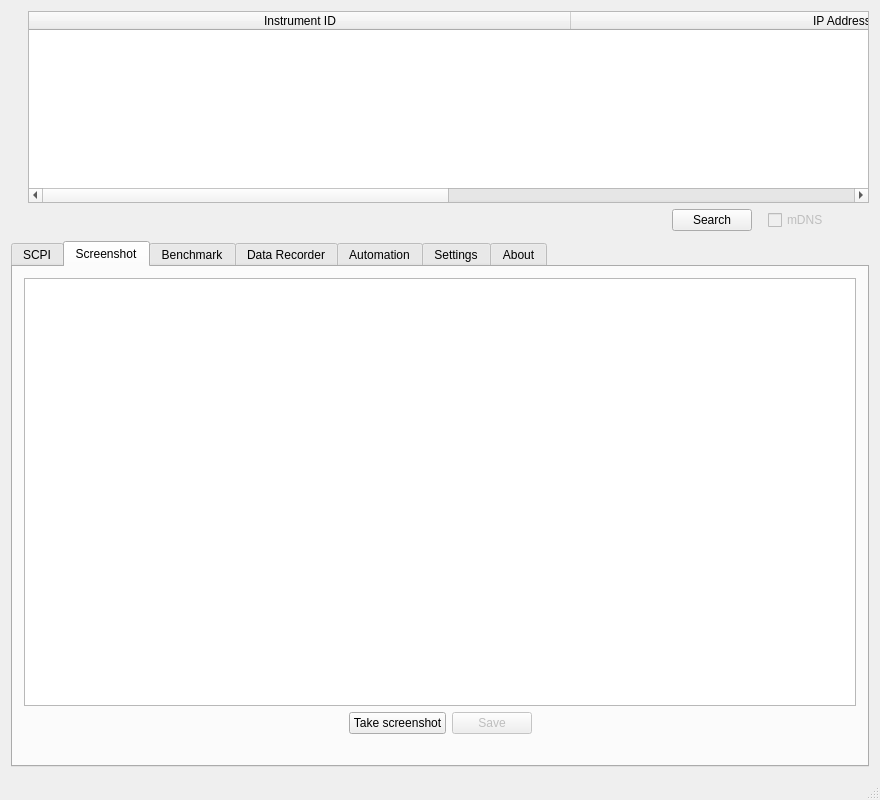
Qt form src/gui/lxi-gui/mainwindow.ui (lxi-tools/lxi-tools) before a commit.
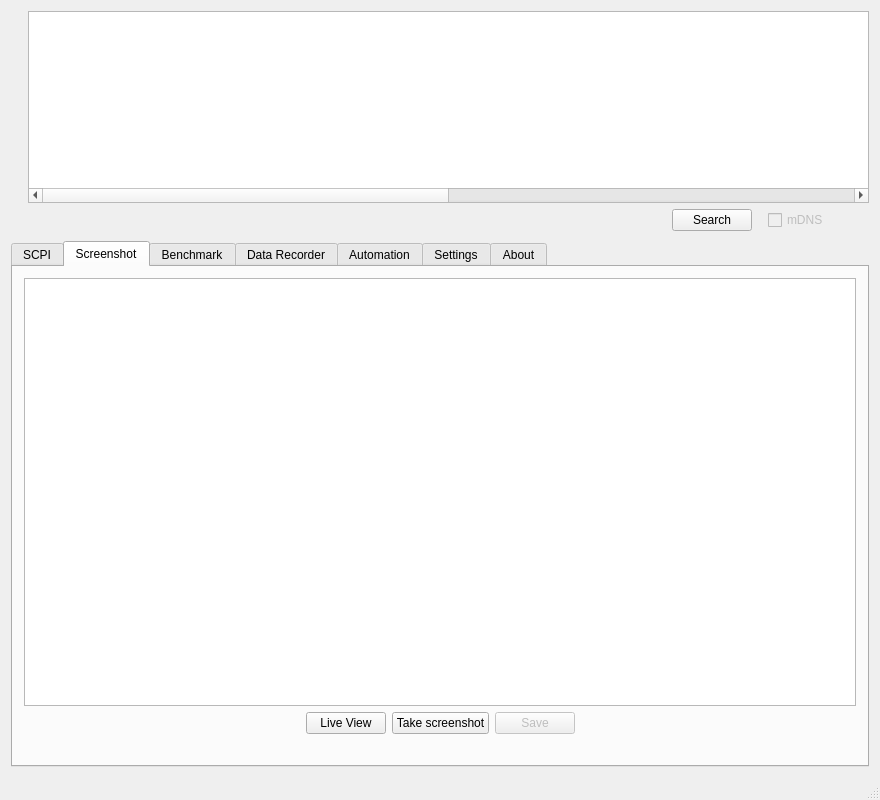
The same form after that commit. The open tabs and pages were chosen to show the change. Icons and pictures are not drawn. Custom widgets are drawn as their Qt base class.

Commit message: lxi-gui: Add screenshot live view

Patch:
```diff
--- a/src/gui/lxi-gui/mainwindow.ui
+++ b/src/gui/lxi-gui/mainwindow.ui
@@ -84,7 +84,7 @@
            <bool>false</bool>
           </property>
           <attribute name="horizontalHeaderVisible">
-           <bool>true</bool>
+           <bool>false</bool>
           </attribute>
           <attribute name="horizontalHeaderDefaultSectionSize">
            <number>542</number>
@@ -496,7 +496,14 @@
              </spacer>
             </item>
             <item>
-             <widget class="QPushButton" name="pushButton_4">
+             <widget class="QPushButton" name="pushButton_Screenshot_LiveView">
+              <property name="text">
+               <string>Live View</string>
+              </property>
+             </widget>
+            </item>
+            <item>
+             <widget class="QPushButton" name="pushButton_Screenshot_TakeScreenshot">
               <property name="text">
                <string>Take screenshot</string>
               </property>
```
Left out of the diff: 2 changed lines with no effect on the pictures. The commit also changes 8 other files.
